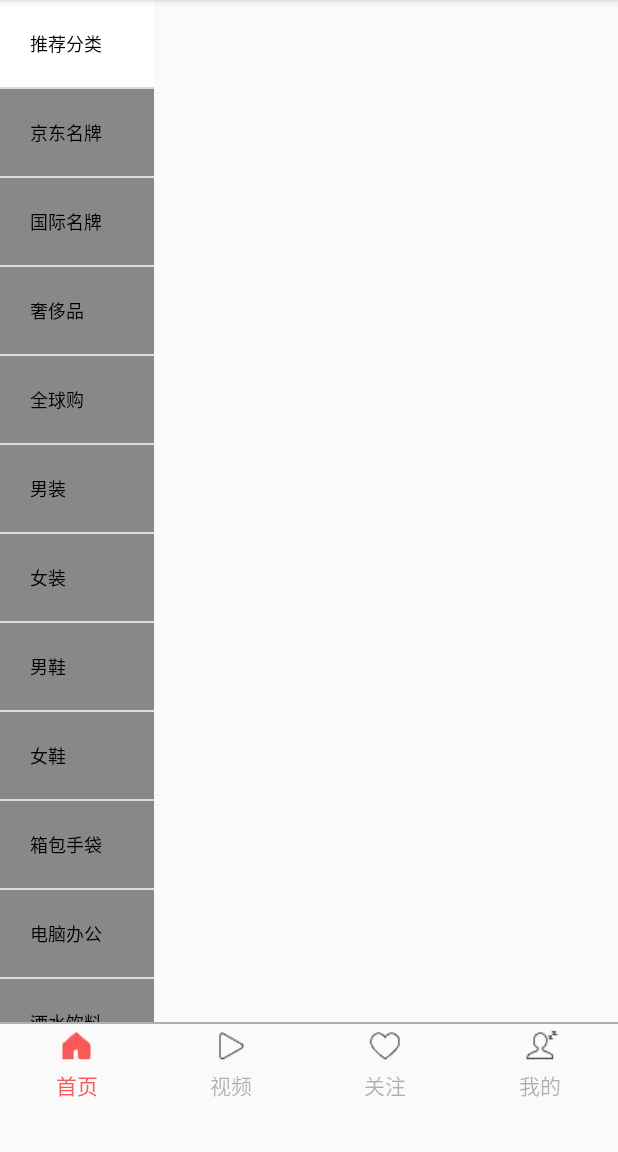
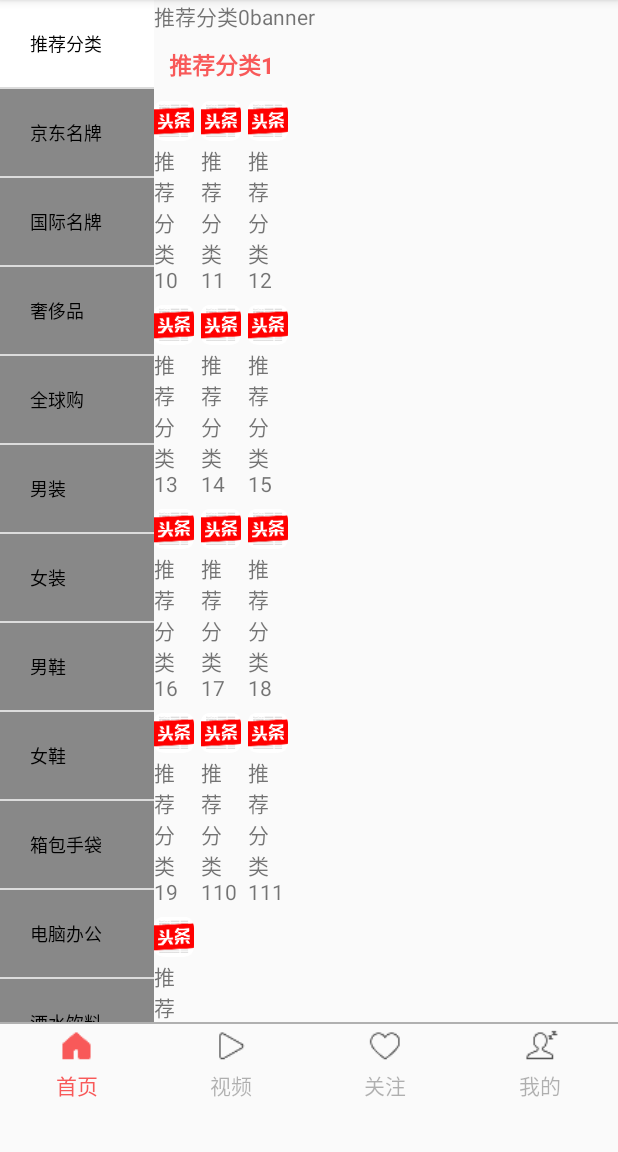
Before and after one commit to sandyzhi/DianShangDemo, an Android app: the fragment MyPageFragment placed in its activity, after a tap on "推荐分类", on a phone screen of 412 x 824 dp, the part 84-1236 px from its top. Run offline under Robolectric (Android 15) with nearby library versions, the phone set to English and light mode, and no system bars; our stand-ins replace ButterKnife.

Commit message:
self save

```diff
--- a/app/src/main/java/samsung/zss/com/dianshangdemo/adapter/SubCategoryAdapter.java
+++ b/app/src/main/java/samsung/zss/com/dianshangdemo/adapter/SubCategoryAdapter.java
@@ -6,8 +6,12 @@ import android.support.v7.widget.RecyclerView;
 import android.view.LayoutInflater;
 import android.view.View;
 import android.view.ViewGroup;
+import android.widget.BaseAdapter;
 import android.widget.GridView;
+import android.widget.ImageView;
 import android.widget.TextView;
+
+import com.common.utils.L;
 
 import org.w3c.dom.Text;
 
@@ -15,6 +19,7 @@ import java.util.List;
 
 import samsung.zss.com.dianshangdemo.R;
 import samsung.zss.com.dianshangdemo.SubCategoryBean;
+import samsung.zss.com.dianshangdemo.custem.MyGridView;
 
 /**
  * Created by shanshanzhi on 2017/12/12.
@@ -24,7 +29,7 @@ public class SubCategoryAdapter extends RecyclerView.Adapter<RecyclerView.ViewHo
     private final static int TYPE_BANNER = 0;
     private final static int TYPE_OTHERS = 1;
     private Context context;
-    private List<SubCategoryBean> subCategorys ;
+    private List<SubCategoryBean> subCategorys;
 
     private LayoutInflater mInflater;
 
@@ -32,10 +37,12 @@ public class SubCategoryAdapter extends RecyclerView.Adapter<RecyclerView.ViewHo
         this.context = context;
         this.subCategorys = subCategorys;
         mInflater = LayoutInflater.from(context);
+        L.d("ZSSLOG"," SubCategoryAdapter size "+subCategorys.size());
     }
 
     @Override
     public RecyclerView.ViewHolder onCreateViewHolder(ViewGroup parent, int viewType) {
+        L.d("ZSSLOG"," onCreateViewHolder");
         if (viewType == TYPE_BANNER) {
             return new SubCategoryBannerViewHolder(mInflater.inflate(R.layout.item_sub_category_banner, null));
         } else if (viewType == TYPE_OTHERS) {
@@ -46,41 +53,47 @@ public class SubCategoryAdapter extends RecyclerView.Adapter<RecyclerView.ViewHo
 
     @Override
     public void onBindViewHolder(RecyclerView.ViewHolder holder, int position) {
-                if (holder instanceof SubCategoryBannerViewHolder){
-                    ((SubCategoryBannerViewHolder) holder).bannerTv.setText(subCategorys.get(position).getTitle()+ "banner");
-                }else if (holder instanceof SubCategoryViewHolder){
-                            ((SubCategoryViewHolder) holder).subTitleTv.setText(subCategorys.get(position).getTitle());
-                }
+        if (holder instanceof SubCategoryBannerViewHolder) {
+            ((SubCategoryBannerViewHolder) holder).bannerTv.setText(subCategorys.get(position).getTitle() + "banner");
+            L.d("ZSSLOG"," onBindViewHolder position "+position);
+        } else if (holder instanceof SubCategoryViewHolder) {
+            ((SubCategoryViewHolder) holder).subTitleTv.setText(subCategorys.get(position).getTitle());
+            L.d("ZSSLOG","title  "+subCategorys.get(position).getTitle());
+            ((SubCategoryViewHolder) holder).subGrideView.setAdapter(new GridViewAdapter(context,subCategorys.get(position).getThirdsBeans()));
+        }
     }
 
     @Override
     public int getItemViewType(int position) {
-        if (position ==0){
+        L.d("ZSSLOG"," getItemViewType position "+position);
+        if (position == 0) {
             return TYPE_BANNER;
-        }else{
+        } else {
             return TYPE_OTHERS;
         }
     }
 
     @Override
     public int getItemCount() {
-        return subCategorys==null?0:subCategorys.size();
+        return subCategorys == null ? 0 : subCategorys.size();
     }
 
 
-    public class SubCategoryViewHolder extends RecyclerView.ViewHolder{
-    private TextView subTitleTv;
-        private GridView subGrideView;
+    public class SubCategoryViewHolder extends RecyclerView.ViewHolder {
+        private TextView subTitleTv;
+        private MyGridView subGrideView;
+
         public SubCategoryViewHolder(View itemView) {
             super(itemView);
             subTitleTv = ((TextView) itemView.findViewById(R.id.item_sub_category_title));
-            subGrideView = ((GridView) itemView.findViewById(R.id.item_sub_category_third_gridview));
+            subGrideView = ((MyGridView) itemView.findViewById(R.id.item_sub_category_third_gridview));
         }
     }
 
-    public class SubCategoryBannerViewHolder extends RecyclerView.ViewHolder{
+    public class SubCategoryBannerViewHolder extends RecyclerView.ViewHolder {
         private ViewPager mPager;
         private TextView bannerTv;
+
         public SubCategoryBannerViewHolder(View itemView) {
             super(itemView);
             bannerTv = ((TextView) itemView.findViewById(R.id.item_tv_banner));
@@ -88,4 +101,54 @@ public class SubCategoryAdapter extends RecyclerView.Adapter<RecyclerView.ViewHo
         }
 
     }
+
+
+    public class GridViewAdapter extends BaseAdapter{
+    private Context context;
+        private List<SubCategoryBean.ThirdCategoryBean> thirdBeans ;
+        private LayoutInflater inflater ;
+
+        public GridViewAdapter(Context context, List<SubCategoryBean.ThirdCategoryBean> thirdBean) {
+            this.context = context;
+            this.thirdBeans = thirdBean;
+            inflater = LayoutInflater.from(context);
+        }
+
+        @Override
+        public int getCount() {
+            return thirdBeans==null?0:thirdBeans.size();
+        }
+
+        @Override
+        public Object getItem(int position) {
+            return thirdBeans.size();
+        }
+
+        @Override
+        public long getItemId(int position) {
+            return position;
+        }
+
+        @Override
+        public View getView(int position, View convertView, ViewGroup parent) {
+            ViewHolder vh;
+            if (convertView == null){
+                vh = new ViewHolder();
+                convertView = inflater.inflate(R.layout.item_sub_category_third_gridview,null);
+                vh.thirdImg = ((ImageView) convertView.findViewById(R.id.item_third_imgview));
+                vh.thirdTitle = ((TextView) convertView.findViewById(R.id.item_third_textview));
+                convertView.setTag(vh);
+            }else{
+                vh = (ViewHolder) convertView.getTag();
+            }
+            vh.thirdTitle.setText(thirdBeans.get(position).getTitle());
+            return convertView;
+        }
+    }
+
+
+    class ViewHolder {
+        TextView thirdTitle;
+        ImageView thirdImg;
+    }
 }
--- /dev/null
+++ b/app/src/main/java/samsung/zss/com/dianshangdemo/custem/MyGridView.java
@@ -0,0 +1,23 @@
+package samsung.zss.com.dianshangdemo.custem;
+
+import android.content.Context;
+import android.util.AttributeSet;
+import android.widget.GridView;
+
+/**
+ * Created by shanshanzhi on 2017/12/13.
+ */
+
+public class MyGridView extends GridView {
+    public MyGridView(Context context) {
+        super(context);
+    }
+    public MyGridView(Context context, AttributeSet attrs) {
+        super(context, attrs);
+    }
+    @Override
+    protected void onMeasure(int widthMeasureSpec, int heightMeasureSpec) {
+        int expandSpec = MeasureSpec.makeMeasureSpec(Integer.MAX_VALUE >> 2,MeasureSpec.AT_MOST);
+        super.onMeasure(widthMeasureSpec, expandSpec);
+    }
+}
--- a/app/src/main/java/samsung/zss/com/dianshangdemo/fragment/MyPageFragment.java
+++ b/app/src/main/java/samsung/zss/com/dianshangdemo/fragment/MyPageFragment.java
@@ -14,6 +14,8 @@ import android.widget.AdapterView;
 import android.widget.BaseAdapter;
 import android.widget.ListView;
 import android.widget.TextView;
+
+import com.common.utils.L;
 
 import java.util.ArrayList;
 import java.util.List;
@@ -46,14 +48,16 @@ public class MyPageFragment extends Fragment {
                              Bundle savedInstanceState) {
         // Inflate the layout for this fragment
         View view = inflater.inflate(R.layout.fragment_my_page, container, false);
-        initData("推荐分类");
+        initData("推荐分类",10);
         initView(view);
         return view;
     }
 
     //初始化数据
-    private void initData(String subtitle) {
-        for (int i = 0; i < 10; i++) {
+    private void initData(String subtitle,int length) {
+        L.d("ZSSLOG"," initdatea title "+subtitle);
+        datas = new ArrayList<>();
+        for (int i = 0; i < length; i++) {
             List<SubCategoryBean.ThirdCategoryBean> beans = new ArrayList<>();
             SubCategoryBean subCategory = new SubCategoryBean();
             subCategory.setTitle(subtitle+i);
@@ -64,6 +68,9 @@ public class MyPageFragment extends Fragment {
                 beans.add(thirdBean);
             }
             subCategory.setThirdsBeans(beans);
+
+            datas.add(subCategory);
+            L.d("ZSSLOG"," putdate title "+datas.get(i).getTitle());
         }
     }
 
@@ -79,8 +86,16 @@ public class MyPageFragment extends Fragment {
 //                listView.getChildAt(position).setSelected(true);
                 mAdapter.setSelectedPosition(position);
                 mAdapter.notifyDataSetChanged();
-                initData(categotys[position]);
-                subAdapter.notifyDataSetChanged();
+                initData(categotys[position],position+5);
+                getActivity().runOnUiThread(new Runnable() {
+                    @Override
+                    public void run() {
+                        //do the ui-job
+                        subAdapter.notifyDataSetChanged();
+                    }
+                });
+
+                L.d("ZSSLOG"," datasize "+datas.size());
             }
         });
 
--- a/app/src/main/res/layout/item_sub_category_others.xml
+++ b/app/src/main/res/layout/item_sub_category_others.xml
@@ -8,10 +8,17 @@
         android:id="@+id/item_sub_category_title"
         android:layout_width="match_parent"
         android:layout_height="wrap_content"
-        android:gravity="left" />
+        android:textColor="@color/color_text_red"
+        android:textSize="15sp"
+        android:textStyle="bold"
+        android:gravity="left"
+        android:padding="10dp"/>
 
-    <GridView
+    <samsung.zss.com.dianshangdemo.custem.MyGridView
         android:id="@+id/item_sub_category_third_gridview"
         android:layout_width="match_parent"
-        android:layout_height="match_parent"></GridView>
+        android:layout_height="match_parent"
+        android:horizontalSpacing="5dp"
+        android:verticalSpacing="5dp"
+        android:numColumns="3"></samsung.zss.com.dianshangdemo.custem.MyGridView>
 </LinearLayout>
--- a/app/src/main/res/layout/item_sub_category_third_gridview.xml
+++ b/app/src/main/res/layout/item_sub_category_third_gridview.xml
@@ -8,10 +8,11 @@
     <ImageView
         android:id="@+id/item_third_imgview"
         android:layout_width="match_parent"
-        android:layout_height="match_parent" />
+        android:layout_height="match_parent"
+        android:src="@drawable/icon"/>
 
     <TextView
         android:id="@+id/item_third_textview"
-        android:layout_width="wrap_content"
+        android:layout_width="match_parent"
         android:layout_height="wrap_content" />
 </LinearLayout>
```
